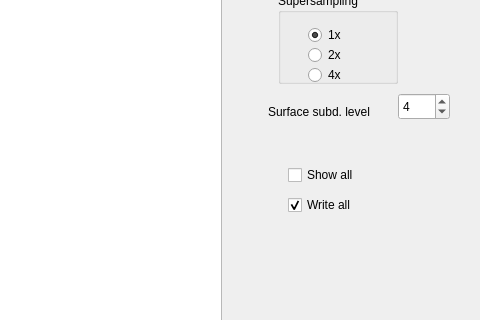
The window that mainwindow.ui (ftasse/ShadingCurves) describes before a commit, drawn with Qt 5; both pictures show x 362 to 842 and y 171 to 491 of the 842 by 726 pixel window.
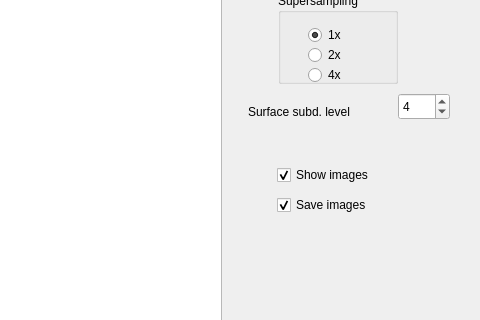
The same window after the commit. Custom widgets are drawn as their Qt base class.

Commit message: some 3D and image shading stuff

What changed in the file:
```diff
--- a/mainwindow.ui
+++ b/mainwindow.ui
@@ -323,7 +323,7 @@
             <x>0</x>
             <y>0</y>
             <width>230</width>
-            <height>537</height>
+            <height>527</height>
            </rect>
           </property>
           <attribute name="label">
@@ -400,30 +400,30 @@
           <widget class="QCheckBox" name="imgShowAll">
            <property name="geometry">
             <rect>
-             <x>60</x>
+             <x>49</x>
              <y>220</y>
-             <width>100</width>
+             <width>131</width>
              <height>24</height>
             </rect>
            </property>
            <property name="text">
-            <string>Show all</string>
+            <string>Show images</string>
            </property>
            <property name="checked">
-            <bool>false</bool>
+            <bool>true</bool>
            </property>
           </widget>
           <widget class="QCheckBox" name="imgWriteAll">
            <property name="geometry">
             <rect>
-             <x>60</x>
+             <x>49</x>
              <y>250</y>
-             <width>100</width>
+             <width>131</width>
              <height>24</height>
             </rect>
            </property>
            <property name="text">
-            <string>Write all</string>
+            <string>Save images</string>
            </property>
            <property name="checked">
             <bool>true</bool>
@@ -448,9 +448,9 @@
           <widget class="QLabel" name="labelSubd">
            <property name="geometry">
             <rect>
-             <x>40</x>
+             <x>20</x>
              <y>160</y>
-             <width>121</width>
+             <width>131</width>
              <height>17</height>
             </rect>
            </property>
```
Left out of the diff: 6 changed lines with no effect on the pictures. The commit also changes 3 other files.
